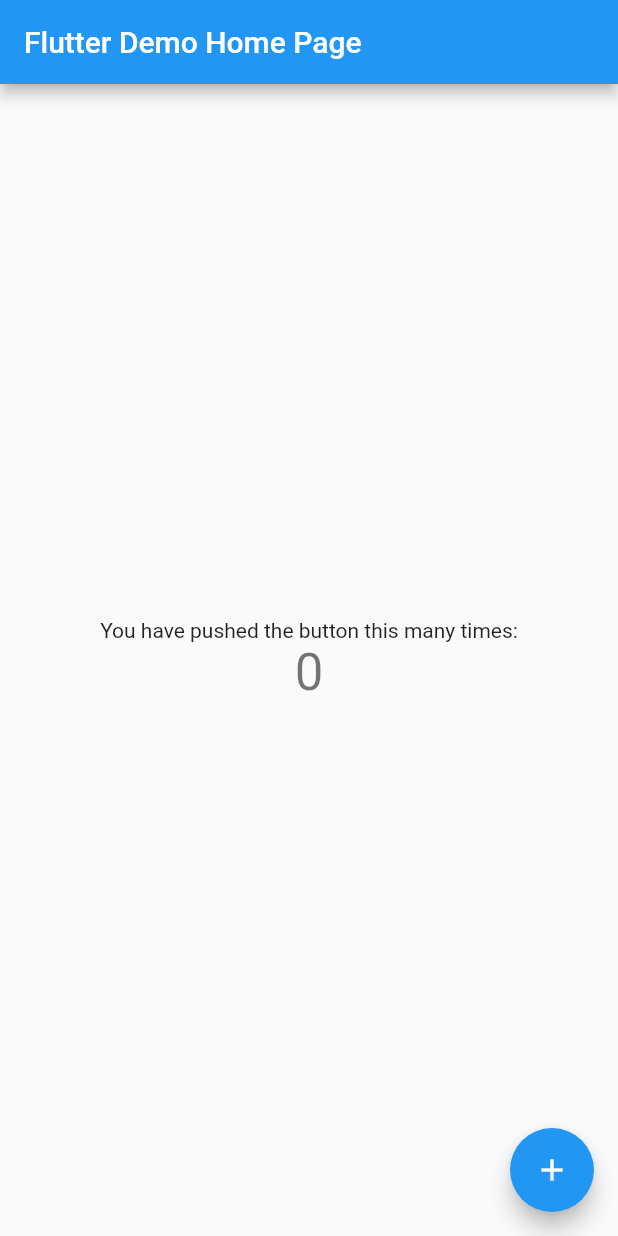
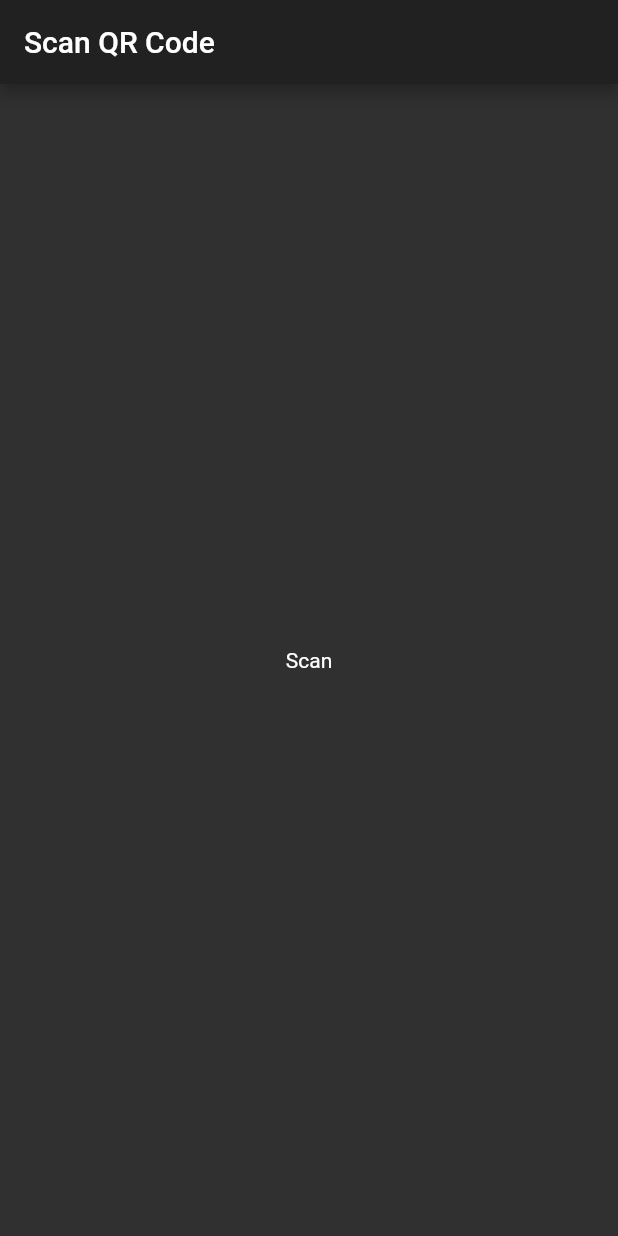
Before and after one commit to shaunakW/qrscanner, a Flutter app: the screen it shows after launch, on a phone screen of 412 x 824 dp. Run offline on Flutter 3.47's test engine with Material 2 defaults, Android fonts, the light colour scheme and no system bars.

Commit message:
Create single empty screen

```diff
--- a/lib/main.dart
+++ b/lib/main.dart
@@ -1,113 +1,18 @@
 import 'package:flutter/material.dart';
 
+import 'screens/scan.dart';
+
 void main() {
-  runApp(MyApp());
+  runApp(App());
 }
 
-class MyApp extends StatelessWidget {
-  // This widget is the root of your application.
+class App extends StatelessWidget {
   @override
   Widget build(BuildContext context) {
     return MaterialApp(
-      title: 'Flutter Demo',
-      theme: ThemeData(
-        // This is the theme of your application.
-        //
-        // Try running your application with "flutter run". You'll see the
-        // application has a blue toolbar. Then, without quitting the app, try
-        // changing the primarySwatch below to Colors.green and then invoke
-        // "hot reload" (press "r" in the console where you ran "flutter run",
-        // or simply save your changes to "hot reload" in a Flutter IDE).
-        // Notice that the counter didn't reset back to zero; the application
-        // is not restarted.
-        primarySwatch: Colors.blue,
-      ),
-      home: MyHomePage(title: 'Flutter Demo Home Page'),
+      title: 'QR Scanner',
+      theme: ThemeData.dark(),
+      home: ScanScreen(),
     );
   }
 }
-
-class MyHomePage extends StatefulWidget {
-  MyHomePage({Key key, this.title}) : super(key: key);
-
-  // This widget is the home page of your application. It is stateful, meaning
-  // that it has a State object (defined below) that contains fields that affect
-  // how it looks.
-
-  // This class is the configuration for the state. It holds the values (in this
-  // case the title) provided by the parent (in this case the App widget) and
-  // used by the build method of the State. Fields in a Widget subclass are
-  // always marked "final".
-
-  final String title;
-
-  @override
-  _MyHomePageState createState() => _MyHomePageState();
-}
-
-class _MyHomePageState extends State<MyHomePage> {
-  int _counter = 0;
-
-  void _incrementCounter() {
-    setState(() {
-      // This call to setState tells the Flutter framework that something has
-      // changed in this State, which causes it to rerun the build method below
-      // so that the display can reflect the updated values. If we changed
-      // _counter without calling setState(), then the build method would not be
-      // called again, and so nothing would appear to happen.
-      _counter++;
-    });
-  }
-
-  @override
-  Widget build(BuildContext context) {
-    // This method is rerun every time setState is called, for instance as done
-    // by the _incrementCounter method above.
-    //
-    // The Flutter framework has been optimized to make rerunning build methods
-    // fast, so that you can just rebuild anything that needs updating rather
-    // than having to individually change instances of widgets.
-    return Scaffold(
-      appBar: AppBar(
-        // Here we take the value from the MyHomePage object that was created by
-        // the App.build method, and use it to set our appbar title.
-        title: Text(widget.title),
-      ),
-      body: Center(
-        // Center is a layout widget. It takes a single child and positions it
-        // in the middle of the parent.
-        child: Column(
-          // Column is also a layout widget. It takes a list of children and
-          // arranges them vertically. By default, it sizes itself to fit its
-          // children horizontally, and tries to be as tall as its parent.
-          //
-          // Invoke "debug painting" (press "p" in the console, choose the
-          // "Toggle Debug Paint" action from the Flutter Inspector in Android
-          // Studio, or the "Toggle Debug Paint" command in Visual Studio Code)
-          // to see the wireframe for each widget.
-          //
-          // Column has various properties to control how it sizes itself and
-          // how it positions its children. Here we use mainAxisAlignment to
-          // center the children vertically; the main axis here is the vertical
-          // axis because Columns are vertical (the cross axis would be
-          // horizontal).
-          mainAxisAlignment: MainAxisAlignment.center,
-          children: <Widget>[
-            Text(
-              'You have pushed the button this many times:',
-            ),
-            Text(
-              '$_counter',
-              style: Theme.of(context).textTheme.headline4,
-            ),
-          ],
-        ),
-      ),
-      floatingActionButton: FloatingActionButton(
-        onPressed: _incrementCounter,
-        tooltip: 'Increment',
-        child: Icon(Icons.add),
-      ), // This trailing comma makes auto-formatting nicer for build methods.
-    );
-  }
-}
--- /dev/null
+++ b/lib/screens/scan.dart
@@ -0,0 +1,15 @@
+import 'package:flutter/material.dart';
+
+class ScanScreen extends StatelessWidget {
+  @override
+  Widget build(BuildContext context) {
+    return Scaffold(
+      appBar: AppBar(
+        title: Text('Scan QR Code'),
+      ),
+      body: Center(
+        child: Text('Scan'),
+      ),
+    );
+  }
+}
```
